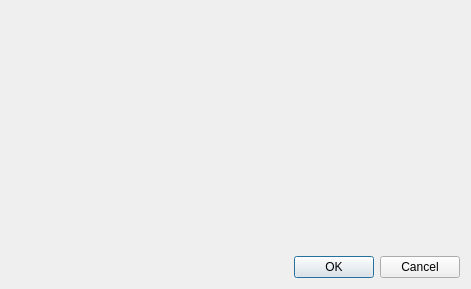
First picture: the form in qt/qtgo/qtgo/SettingsDialog.ui, repository alecs1/home, before the edit.
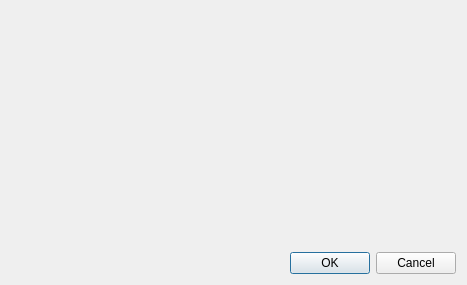
Second picture: the form after the edit.

```diff
--- a/qt/qtgo/qtgo/SettingsDialog.ui
+++ b/qt/qtgo/qtgo/SettingsDialog.ui
@@ -6,8 +6,8 @@
    <rect>
     <x>0</x>
     <y>0</y>
-    <width>471</width>
-    <height>289</height>
+    <width>467</width>
+    <height>285</height>
    </rect>
   </property>
   <property name="windowTitle">
```
Left out of the diff: 2 changed lines with no effect on the pictures.
